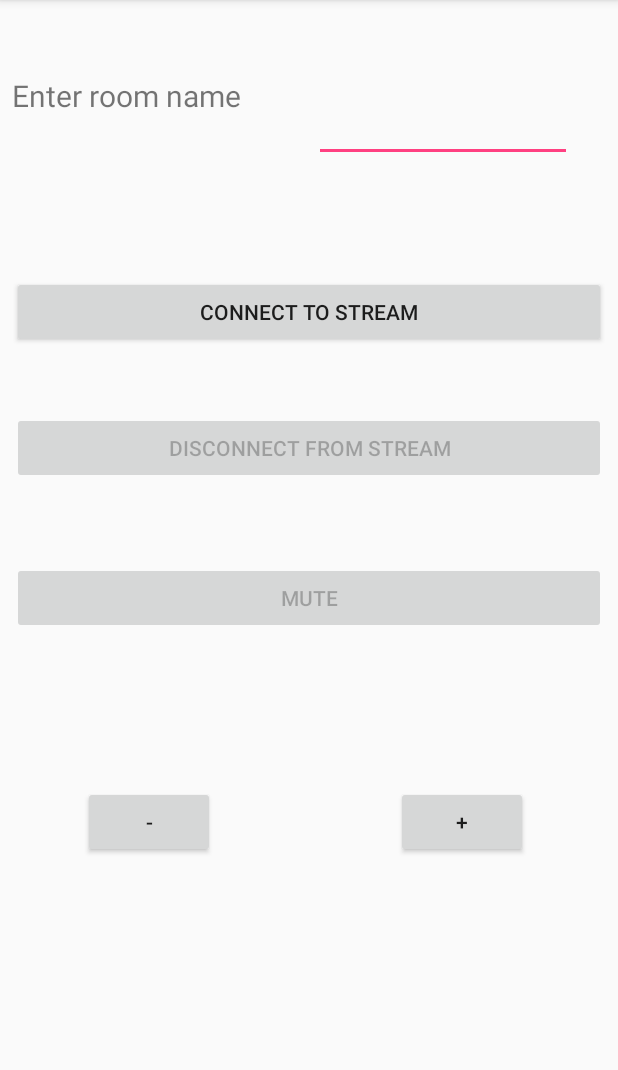
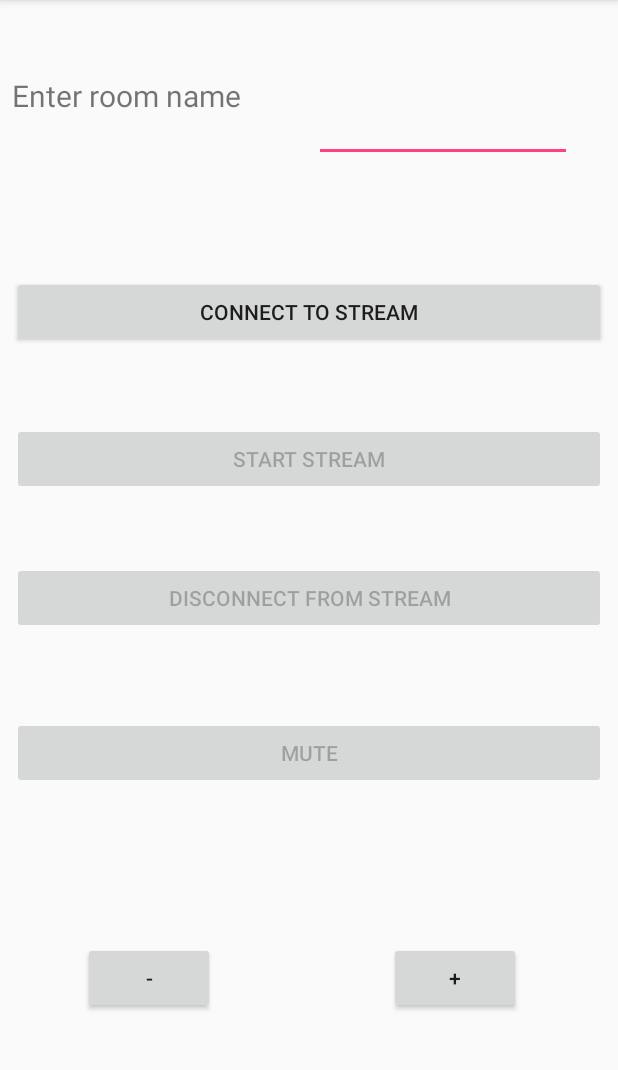
Before and after one commit to antonPetrovskiy/diploma, an Android app: the ClientActivity screen opened directly, with no data from a screen before it, on a phone screen of 412 x 824 dp, the part 84-1154 px from its top. Run offline under Robolectric (Android 15) with nearby library versions, the phone set to English and light mode, and no system bars; libraries missing offline, so code that uses them is left out: io.socket.client; 5 statements that could not run were skipped.

Commit message:
added some interface features

```diff
--- a/app/src/main/java/tk/bugnotwolf/sharejack/ClientActivity.java
+++ b/app/src/main/java/tk/bugnotwolf/sharejack/ClientActivity.java
@@ -17,6 +17,7 @@ import tk.bugnotwolf.sharejack.serverevents.WebSocketListener;
 public class ClientActivity extends AppCompatActivity {
     Button disconnectStreamButton;
     Button connectStreamButton;
+    Button startStreamButton;
     Button muteButton;
     Button timeMinus;
     Button timePlus;
@@ -76,29 +77,37 @@ public class ClientActivity extends AppCompatActivity {
     public void initViews(){
         connectStreamButton = (Button) findViewById(R.id.connectstreamButton);
         disconnectStreamButton = (Button) findViewById(R.id.disconnectStreamButton);
+        startStreamButton = (Button) findViewById(R.id.startButton);
         muteButton = (Button) findViewById(R.id.muteButton);
         timeMinus = (Button) findViewById(R.id.minusButton);
         timePlus = (Button) findViewById(R.id.plusBotton);
+        startStreamButton.setEnabled(false);
         connectStreamButton.setEnabled(true);
         disconnectStreamButton.setEnabled(false);
         muteButton.setEnabled(false);
     }
 
+
+
     public void connectStreamButton(View view) {
         roomName = (EditText)findViewById(R.id.roomName);
 
+
         if(musicPlayer.setFromServer("http://192.168.0.105/audio/"+roomName.getText().toString()+".mp3")){
-            while(!musicPlayer.ready){
-            }
-            streamListener.connect();
-
             roomName.setEnabled(false);
             connectStreamButton.setEnabled(false);
             disconnectStreamButton.setEnabled(true);
+            startStreamButton.setEnabled(true);
             muteButton.setEnabled(true);
         }else{
             Toast.makeText(this, "Room did not found", Toast.LENGTH_LONG).show();
         }
+
+    }
+
+    public void startStreamButton(View view){
+        streamListener.connect();
+        startStreamButton.setEnabled(false);
     }
 
     public void disconnectStreamButton(View view) {
--- a/app/src/main/java/tk/bugnotwolf/sharejack/MusicPlayer.java
+++ b/app/src/main/java/tk/bugnotwolf/sharejack/MusicPlayer.java
@@ -18,7 +18,7 @@ public class MusicPlayer implements OnPreparedListener{
     private MediaPlayer mPlayer;
     private AppCompatActivity activity;
     private String serverAddress;
-    public boolean ready;
+    public boolean ready = false;
     private boolean muted;
 
     public MusicPlayer(AppCompatActivity a){
--- a/app/src/main/java/tk/bugnotwolf/sharejack/ServerActivity.java
+++ b/app/src/main/java/tk/bugnotwolf/sharejack/ServerActivity.java
@@ -116,7 +116,7 @@ public class ServerActivity extends AppCompatActivity {
     private void seekChange(View v){
         if (musicPlayer.getPlayer().isPlaying()) {
             SeekBar sb = (SeekBar) v;
-            streamListener.play(seekBar.getProgress()/1000);
+            streamListener.play(sb.getProgress()/1000);
         }
     }
 
--- a/app/src/main/java/tk/bugnotwolf/sharejack/serverevents/WebSocketListener.java
+++ b/app/src/main/java/tk/bugnotwolf/sharejack/serverevents/WebSocketListener.java
@@ -2,12 +2,9 @@ package tk.bugnotwolf.sharejack.serverevents;
 
 
 import android.util.Log;
-
 import org.json.JSONException;
 import org.json.JSONObject;
-
 import java.net.URISyntaxException;
-
 import io.socket.client.IO;
 import io.socket.client.Socket;
 
--- a/app/src/main/res/layout/activity_client.xml
+++ b/app/src/main/res/layout/activity_client.xml
@@ -10,7 +10,7 @@
 
     <Button
         android:id="@+id/connectstreamButton"
-        android:layout_width="match_parent"
+        android:layout_width="0dp"
         android:layout_height="wrap_content"
         android:layout_marginBottom="8dp"
         android:layout_marginEnd="8dp"
@@ -28,11 +28,12 @@
         tools:layout_constraintBottom_creator="1"
         tools:layout_constraintLeft_creator="1"
         tools:layout_constraintRight_creator="1"
-        tools:layout_constraintTop_creator="1" />
+        tools:layout_constraintTop_creator="1"
+        app:layout_constraintHorizontal_bias="0.0" />
 
     <Button
         android:id="@+id/disconnectStreamButton"
-        android:layout_width="match_parent"
+        android:layout_width="0dp"
         android:layout_height="wrap_content"
         android:layout_marginBottom="8dp"
         android:layout_marginLeft="8dp"
@@ -41,20 +42,22 @@
         android:onClick="disconnectStreamButton"
         android:text="Disconnect from stream"
         app:layout_constraintBottom_toBottomOf="parent"
-        app:layout_constraintHorizontal_bias="0.521"
+        app:layout_constraintHorizontal_bias="0.0"
         app:layout_constraintLeft_toLeftOf="parent"
         app:layout_constraintRight_toRightOf="parent"
         app:layout_constraintTop_toTopOf="parent"
-        app:layout_constraintVertical_bias="0.379"
+        app:layout_constraintVertical_bias="0.521"
         tools:layout_conversion_absoluteHeight="48dp"
         tools:layout_conversion_absoluteWidth="352dp"
         tools:layout_conversion_absoluteX="16dp"
-        tools:layout_conversion_absoluteY="107dp" />
+        tools:layout_conversion_absoluteY="107dp"
+        android:layout_marginStart="8dp"
+        android:layout_marginEnd="8dp" />
 
 
     <Button
         android:id="@+id/muteButton"
-        android:layout_width="match_parent"
+        android:layout_width="0dp"
         android:layout_height="wrap_content"
         android:layout_marginBottom="8dp"
         android:layout_marginLeft="8dp"
@@ -67,11 +70,13 @@
         app:layout_constraintLeft_toLeftOf="parent"
         app:layout_constraintRight_toRightOf="parent"
         app:layout_constraintTop_toTopOf="parent"
-        app:layout_constraintVertical_bias="0.521"
+        app:layout_constraintVertical_bias="0.668"
         tools:layout_conversion_absoluteHeight="48dp"
         tools:layout_conversion_absoluteWidth="352dp"
         tools:layout_conversion_absoluteX="16dp"
-        tools:layout_conversion_absoluteY="228dp" />
+        tools:layout_conversion_absoluteY="228dp"
+        android:layout_marginStart="8dp"
+        android:layout_marginEnd="8dp" />
 
     <TextView
         android:id="@+id/text"
@@ -90,8 +95,7 @@
         app:layout_constraintLeft_toLeftOf="parent"
         app:layout_constraintRight_toRightOf="parent"
         app:layout_constraintTop_toTopOf="parent"
-        app:layout_constraintVertical_bias="0.0"
-        tools:layout_editor_absoluteY="102dp" />
+        app:layout_constraintVertical_bias="0.0" />
 
     <EditText
         android:id="@+id/roomName"
@@ -123,12 +127,14 @@
         android:text="-"
         app:layout_constraintBottom_toBottomOf="parent"
         app:layout_constraintTop_toTopOf="parent"
-        app:layout_constraintVertical_bias="0.733"
+        app:layout_constraintVertical_bias="0.881"
         android:layout_marginLeft="55dp"
         app:layout_constraintLeft_toLeftOf="parent"
         android:layout_marginRight="8dp"
         app:layout_constraintRight_toRightOf="parent"
-        app:layout_constraintHorizontal_bias="0.0" />
+        app:layout_constraintHorizontal_bias="0.0"
+        android:layout_marginStart="55dp"
+        android:layout_marginEnd="8dp" />
 
     <Button
         android:id="@+id/plusBotton"
@@ -140,12 +146,31 @@
         android:text="+"
         app:layout_constraintBottom_toBottomOf="parent"
         app:layout_constraintTop_toTopOf="parent"
-        app:layout_constraintVertical_bias="0.733"
+        app:layout_constraintVertical_bias="0.881"
         android:layout_marginRight="8dp"
         app:layout_constraintRight_toRightOf="parent"
         android:layout_marginLeft="8dp"
         app:layout_constraintLeft_toLeftOf="parent"
-        app:layout_constraintHorizontal_bias="0.832" />
+        app:layout_constraintHorizontal_bias="0.817"
+        android:layout_marginStart="8dp"
+        android:layout_marginEnd="8dp" />
+
+    <Button
+        android:id="@+id/startButton"
+        android:layout_width="0dp"
+        android:layout_height="wrap_content"
+        android:layout_marginBottom="8dp"
+        android:layout_marginLeft="8dp"
+        android:layout_marginRight="8dp"
+        android:layout_marginTop="8dp"
+        android:onClick="startStreamButton"
+        android:text="start stream"
+        app:layout_constraintBottom_toBottomOf="parent"
+        app:layout_constraintHorizontal_bias="0.0"
+        app:layout_constraintLeft_toLeftOf="parent"
+        app:layout_constraintRight_toRightOf="parent"
+        app:layout_constraintTop_toTopOf="parent"
+        app:layout_constraintVertical_bias="0.389" />
 
 
 </android.support.constraint.ConstraintLayout>
```
Also changed, not shown: app/src/main/res/layout/activity_server.xml (indentation only).
